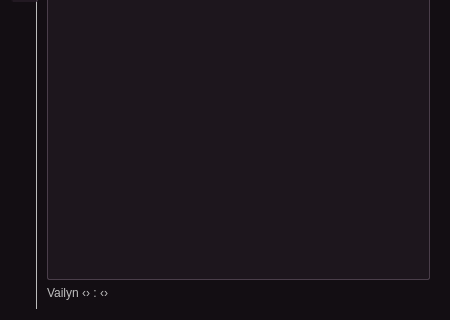
The window that core/qt5/Main.ui (VainlyStrain/Vailyn) describes before a commit, drawn with Qt 5; both pictures show x 0 to 450 and y 280 to 600 of the 450 by 600 pixel window.
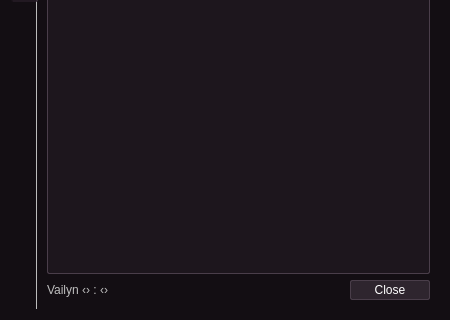
The same window after the commit. Icons and pictures are not drawn.

Commit message: added close button

```diff
--- a/core/qt5/Main.ui
+++ b/core/qt5/Main.ui
@@ -1011,6 +1011,30 @@
                   </property>
                  </widget>
                 </item>
+                <item>
+                 <spacer name="horizontalSpacer_2">
+                  <property name="orientation">
+                   <enum>Qt::Horizontal</enum>
+                  </property>
+                  <property name="sizeHint" stdset="0">
+                   <size>
+                    <width>40</width>
+                    <height>20</height>
+                   </size>
+                  </property>
+                 </spacer>
+                </item>
+                <item>
+                 <widget class="QPushButton" name="exitButton">
+                  <property name="text">
+                   <string>Close</string>
+                  </property>
+                  <property name="icon">
+                   <iconset>
+                    <normaloff>icons/window-close.svg</normaloff>icons/window-close.svg</iconset>
+                  </property>
+                 </widget>
+                </item>
                </layout>
               </item>
              </layout>
```
The commit also changes 2 other files.
